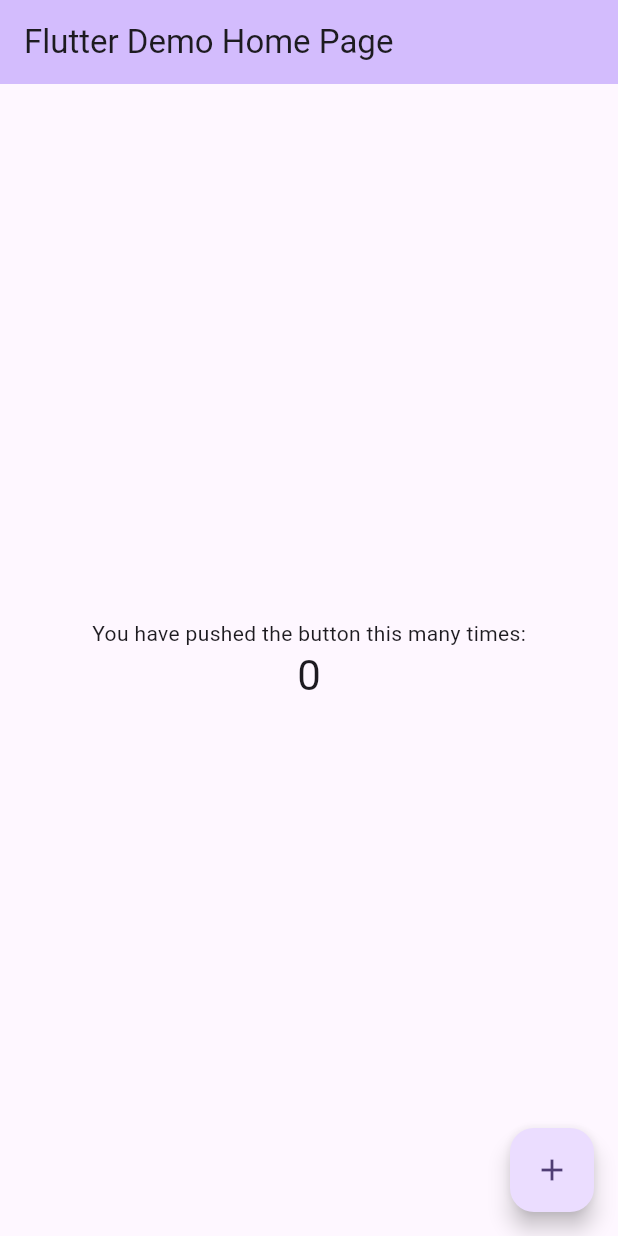
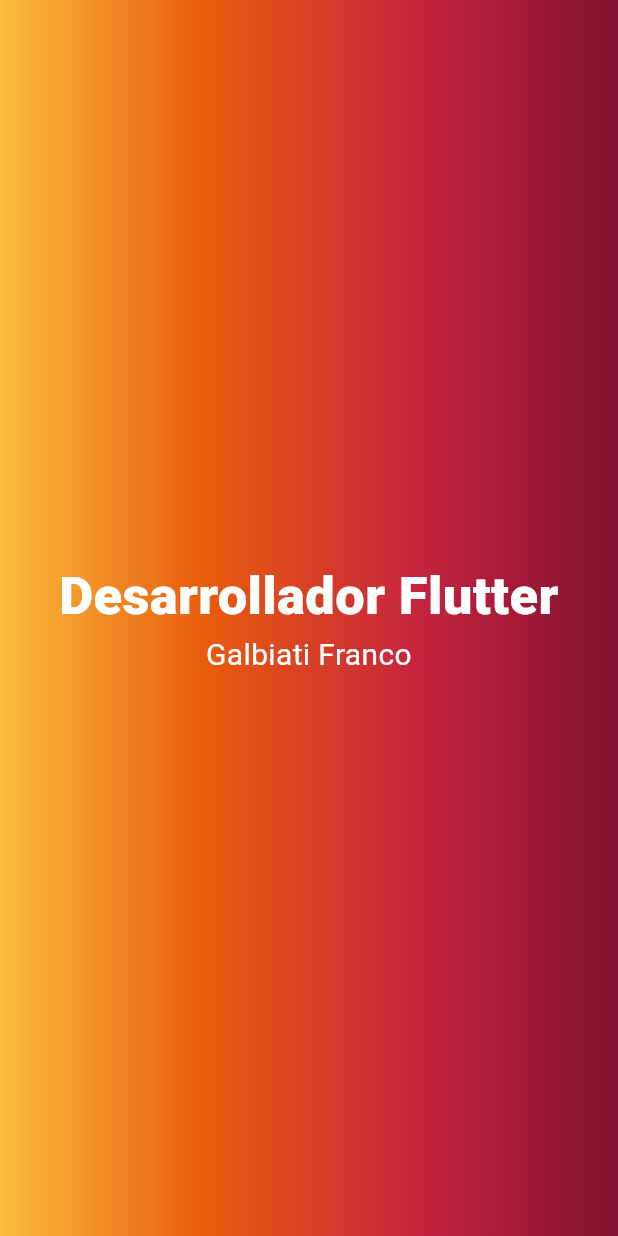
Before and after one commit to Galbfran/portafolio_flutter, a Flutter app: the screen it shows after launch, on a phone screen of 412 x 824 dp. Run offline on Flutter 3.47's test engine with Material 3 defaults, Android fonts, the phone set to English and light mode, and no system bars; our stand-ins replace go_router; Roboto replaces fonts that are missing (Ubuntu Regular).

```diff
--- /dev/null
+++ b/lib/config/go_router.dart
@@ -0,0 +1,12 @@
+import 'package:go_router/go_router.dart';
+import 'package:portafolio/screens/init_page.dart';
+
+final GoRouter router = GoRouter(
+  initialLocation: '/',
+  routes: [
+    GoRoute(
+      path: '/',
+      builder: (context, state) => const InitPage(),
+    ),
+  ],
+);
--- /dev/null
+++ b/lib/constant/colors.dart
@@ -0,0 +1,8 @@
+import 'package:flutter/material.dart';
+
+const gradientColors = [
+  Color(0xffFABC3F),
+  Color(0xffE85C0D),
+  Color(0xffC7253E),
+  Color(0xff821131),
+];
--- a/lib/main.dart
+++ b/lib/main.dart
@@ -1,4 +1,5 @@
 import 'package:flutter/material.dart';
+import 'package:portafolio/config/go_router.dart';
 
 void main() {
   runApp(const MyApp());
@@ -6,120 +7,24 @@ void main() {
 
 class MyApp extends StatelessWidget {
   const MyApp({super.key});
-
-  // This widget is the root of your application.
   @override
   Widget build(BuildContext context) {
-    return MaterialApp(
-      title: 'Flutter Demo',
+    return MaterialApp.router(
+      routerConfig: router,
+      title: 'Protfolio Galbiati Franco',
       theme: ThemeData(
-        // This is the theme of your application.
-        //
-        // TRY THIS: Try running your application with "flutter run". You'll see
-        // the application has a purple toolbar. Then, without quitting the app,
-        // try changing the seedColor in the colorScheme below to Colors.green
-        // and then invoke "hot reload" (save your changes or press the "hot
-        // reload" button in a Flutter-supported IDE, or press "r" if you used
-        // the command line to start the app).
-        //
-        // Notice that the counter didn't reset back to zero; the application
-        // state is not lost during the reload. To reset the state, use hot
-        // restart instead.
-        //
-        // This works for code too, not just values: Most code changes can be
-        // tested with just a hot reload.
-        colorScheme: ColorScheme.fromSeed(seedColor: Colors.deepPurple),
+        colorScheme: ColorScheme.fromSeed(seedColor: Colors.blueAccent),
         useMaterial3: true,
       ),
-      home: const MyHomePage(title: 'Flutter Demo Home Page'),
     );
   }
 }
 
-class MyHomePage extends StatefulWidget {
-  const MyHomePage({super.key, required this.title});
-
-  // This widget is the home page of your application. It is stateful, meaning
-  // that it has a State object (defined below) that contains fields that affect
-  // how it looks.
-
-  // This class is the configuration for the state. It holds the values (in this
-  // case the title) provided by the parent (in this case the App widget) and
-  // used by the build method of the State. Fields in a Widget subclass are
-  // always marked "final".
-
-  final String title;
-
-  @override
-  State<MyHomePage> createState() => _MyHomePageState();
-}
-
-class _MyHomePageState extends State<MyHomePage> {
-  int _counter = 0;
-
-  void _incrementCounter() {
-    setState(() {
-      // This call to setState tells the Flutter framework that something has
-      // changed in this State, which causes it to rerun the build method below
-      // so that the display can reflect the updated values. If we changed
-      // _counter without calling setState(), then the build method would not be
-      // called again, and so nothing would appear to happen.
-      _counter++;
-    });
-  }
+class MyHomePage extends StatelessWidget {
+  const MyHomePage({super.key});
 
   @override
   Widget build(BuildContext context) {
-    // This method is rerun every time setState is called, for instance as done
-    // by the _incrementCounter method above.
-    //
-    // The Flutter framework has been optimized to make rerunning build methods
-    // fast, so that you can just rebuild anything that needs updating rather
-    // than having to individually change instances of widgets.
-    return Scaffold(
-      appBar: AppBar(
-        // TRY THIS: Try changing the color here to a specific color (to
-        // Colors.amber, perhaps?) and trigger a hot reload to see the AppBar
-        // change color while the other colors stay the same.
-        backgroundColor: Theme.of(context).colorScheme.inversePrimary,
-        // Here we take the value from the MyHomePage object that was created by
-        // the App.build method, and use it to set our appbar title.
-        title: Text(widget.title),
-      ),
-      body: Center(
-        // Center is a layout widget. It takes a single child and positions it
-        // in the middle of the parent.
-        child: Column(
-          // Column is also a layout widget. It takes a list of children and
-          // arranges them vertically. By default, it sizes itself to fit its
-          // children horizontally, and tries to be as tall as its parent.
-          //
-          // Column has various properties to control how it sizes itself and
-          // how it positions its children. Here we use mainAxisAlignment to
-          // center the children vertically; the main axis here is the vertical
-          // axis because Columns are vertical (the cross axis would be
-          // horizontal).
-          //
-          // TRY THIS: Invoke "debug painting" (choose the "Toggle Debug Paint"
-          // action in the IDE, or press "p" in the console), to see the
-          // wireframe for each widget.
-          mainAxisAlignment: MainAxisAlignment.center,
-          children: <Widget>[
-            const Text(
-              'You have pushed the button this many times:',
-            ),
-            Text(
-              '$_counter',
-              style: Theme.of(context).textTheme.headlineMedium,
-            ),
-          ],
-        ),
-      ),
-      floatingActionButton: FloatingActionButton(
-        onPressed: _incrementCounter,
-        tooltip: 'Increment',
-        child: const Icon(Icons.add),
-      ), // This trailing comma makes auto-formatting nicer for build methods.
-    );
+    return Scaffold();
   }
 }
--- /dev/null
+++ b/lib/screens/init_page.dart
@@ -0,0 +1,64 @@
+import 'package:flutter/material.dart';
+import 'package:portafolio/screens/init_page/page_about_detail.dart';
+import 'package:portafolio/screens/init_page/page_about_me.dart';
+import 'package:portafolio/screens/init_page/page_experience_study.dart';
+import 'package:portafolio/screens/init_page/page_one.dart';
+import 'package:portafolio/screens/init_page/page_projects.dart';
+import 'package:portafolio/screens/init_page/page_two.dart';
+import 'package:portafolio/widgets/scaffold.dart';
+
+class InitPage extends StatelessWidget {
+  const InitPage({super.key});
+
+  @override
+  Widget build(BuildContext context) {
+    final controller = PageController(initialPage: 0);
+    return ScaffoldProfolio(
+      child: SizedBox(
+        width: MediaQuery.of(context).size.width,
+        height: MediaQuery.of(context).size.height,
+        child: PageView(
+          controller: controller,
+          scrollDirection: Axis.horizontal,
+          children: [
+            PageOne(controller: controller),
+            PageTwo(controller: controller),
+            PageAbout(controller: controller),
+            PageAboutDetail(controller: controller),
+            PageExperienceStudy(controller: controller),
+            PageProyect(controller: controller),
+          ],
+        ),
+      ),
+    );
+  }
+}
+
+class PageItem extends StatelessWidget {
+  const PageItem({
+    super.key,
+    required this.controller,
+  });
+
+  final PageController controller;
+
+  @override
+  Widget build(BuildContext context) {
+    return GestureDetector(
+      onTap: () => controller.nextPage(
+        duration: const Duration(milliseconds: 500),
+        curve: Curves.easeInOut,
+      ),
+      child: Container(
+        color: Colors.red,
+        width: MediaQuery.of(context).size.width,
+        height: MediaQuery.of(context).size.height,
+        child: const Column(
+          children: [
+            Center(child: Text('Hello World')),
+          ],
+        ),
+      ),
+    );
+  }
+}
--- /dev/null
+++ b/lib/screens/init_page/page_one.dart
@@ -0,0 +1,48 @@
+import 'package:flutter/material.dart';
+import 'package:portafolio/constant/colors.dart';
+import 'package:portafolio/widgets/text.dart';
+
+class PageOne extends StatelessWidget {
+  const PageOne({
+    super.key,
+    required this.controller,
+  });
+
+  final PageController controller;
+
+  @override
+  Widget build(BuildContext context) {
+    return GestureDetector(
+      onTap: () => controller.nextPage(
+        duration: const Duration(milliseconds: 500),
+        curve: Curves.easeInOut,
+      ),
+      child: Container(
+        decoration: const BoxDecoration(
+          gradient: LinearGradient(
+            colors: gradientColors,
+          ),
+        ),
+        width: MediaQuery.of(context).size.width,
+        height: MediaQuery.of(context).size.height,
+        child: const Column(
+          mainAxisAlignment: MainAxisAlignment.center,
+          crossAxisAlignment: CrossAxisAlignment.center,
+          children: [
+            TextPortafolio(
+              text: "Desarrollador Flutter",
+              size: 35,
+              fontWeight: FontWeight.w900,
+              color: Colors.white,
+            ),
+            TextPortafolio(
+              text: "Galbiati Franco",
+              size: 20,
+              color: Colors.white,
+            ),
+          ],
+        ),
+      ),
+    );
+  }
+}
--- /dev/null
+++ b/lib/widgets/scaffold.dart
@@ -0,0 +1,12 @@
+import 'package:flutter/material.dart';
+
+class ScaffoldProfolio extends StatelessWidget {
+  const ScaffoldProfolio({super.key, required this.child});
+  final Widget child;
+  @override
+  Widget build(BuildContext context) {
+    return Scaffold(
+      body: child,
+    );
+  }
+}
--- /dev/null
+++ b/lib/widgets/text.dart
@@ -0,0 +1,33 @@
+import 'package:flutter/material.dart';
+
+class TextPortafolio extends StatelessWidget {
+  const TextPortafolio({
+    super.key,
+    required this.text,
+    required this.size,
+    this.fontWeight,
+    this.color,
+    this.maxLines,
+    this.textAlign,
+  });
+  final String text;
+  final double size;
+  final FontWeight? fontWeight;
+  final Color? color;
+  final int? maxLines;
+  final TextAlign? textAlign;
+  @override
+  Widget build(BuildContext context) {
+    return Text(
+      text,
+      style: TextStyle(
+        fontFamily: 'Ubuntu Regular',
+        fontSize: size,
+        fontWeight: fontWeight ?? FontWeight.w400,
+        color: color ?? Colors.black,
+      ),
+      maxLines: maxLines ?? 1,
+      textAlign: textAlign ?? TextAlign.center,
+    );
+  }
+}
```
Also changed, not shown: lib/screens/init_page/page_about_detail.dart (added, +43 -0 lines), lib/screens/init_page/page_about_me.dart (added, +43 -0 lines), lib/screens/init_page/page_experience_study.dart (added, +43 -0 lines), lib/screens/init_page/page_projects.dart (added, +48 -0 lines), lib/screens/init_page/page_two.dart (added, +46 -0 lines), pubspec.yaml (+9 -5 lines), assets/fonts/Ubuntu-Italic.ttf (added), assets/fonts/Ubuntu-Regular.ttf (added), pubspec.lock.
